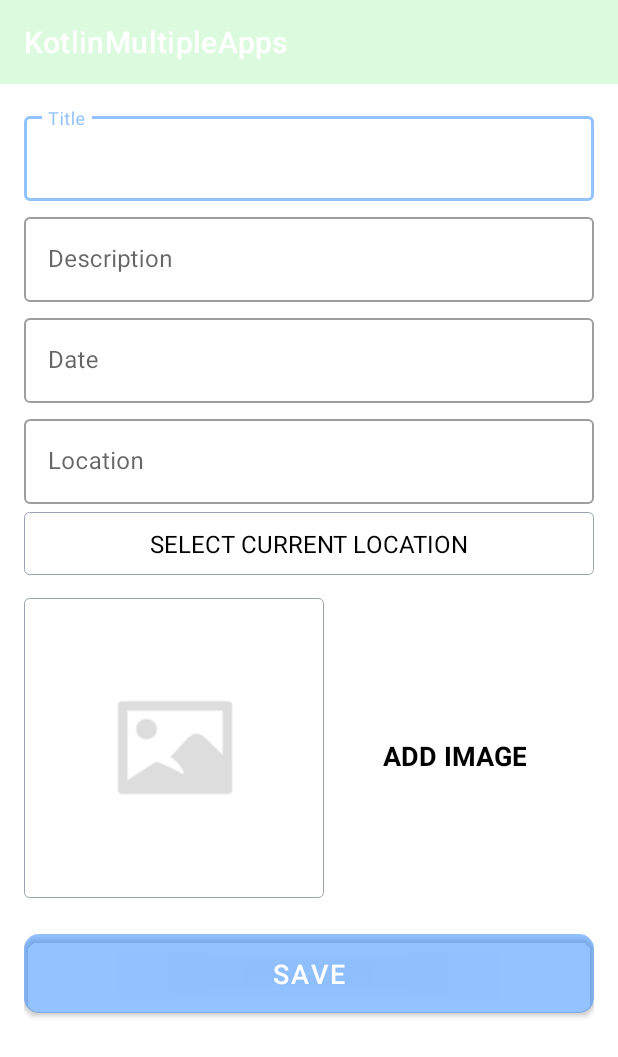
After one commit to toddlockwood/KotlinMultipleApps, an Android app: the AddHappyPlaceActivity screen opened directly, with no data from a screen before it, on a phone screen of 412 x 824 dp. The commit adds this screen. Shown: the top 1057 px of the screen. Run offline under Robolectric (Android 15) with nearby library versions, the phone set to English and light mode, and no system bars.

Commit message:
HappyPlacesApp added

```diff
--- a/app/build.gradle
+++ b/app/build.gradle
@@ -28,7 +28,13 @@ dependencies {
     implementation "org.jetbrains.kotlin:kotlin-stdlib:$kotlin_version"
     implementation 'androidx.core:core-ktx:1.3.0'
     implementation 'androidx.appcompat:appcompat:1.1.0'
+    implementation 'com.karumi:dexter:6.0.1'
+    implementation 'com.squareup.retrofit2:retrofit:2.6.2'
+    implementation 'com.squareup.retrofit:converter-gson:2.0.0-beta2'
     implementation 'androidx.constraintlayout:constraintlayout:1.1.3'
+    implementation 'de.hdodenhof:circleimageview:3.0.1'
+    implementation 'com.google.android.libraries.places:places:2.3.0'
+    implementation 'com.google.android.gms:play-services-location:17.0.0'
     testImplementation 'junit:junit:4.12'
     implementation 'com.google.android.material:material:1.1.0'
     androidTestImplementation 'androidx.test.ext:junit:1.1.1'
--- a/app/src/main/AndroidManifest.xml
+++ b/app/src/main/AndroidManifest.xml
@@ -12,7 +12,9 @@
         android:roundIcon="@mipmap/ic_launcher_round"
         android:supportsRtl="true"
         android:theme="@style/AppTheme">
-        <activity android:name=".WorkoutApp.HistoryActivity"></activity>
+        <activity android:name=".HappyPlacesApp.AddHappyPlaceActivity"></activity>
+        <activity android:name=".HappyPlacesApp.HappyPlacesApp" />
+        <activity android:name=".WorkoutApp.HistoryActivity" />
         <activity android:name=".WorkoutApp.BMIActivity" />
         <activity android:name=".WorkoutApp.FinishActivity" />
         <activity android:name=".WorkoutApp.ExerciseActivity" />
--- /dev/null
+++ b/app/src/main/java/sde/com/kotlinmultipleapps/HappyPlacesApp/AddHappyPlaceActivity.kt
@@ -0,0 +1,18 @@
+package sde.com.kotlinmultipleapps.HappyPlacesApp
+
+import androidx.appcompat.app.AppCompatActivity
+import android.os.Bundle
+import kotlinx.android.synthetic.main.activity_add_happy_place.*
+import sde.com.kotlinmultipleapps.R
+
+class AddHappyPlaceActivity : AppCompatActivity() {
+    override fun onCreate(savedInstanceState: Bundle?) {
+        super.onCreate(savedInstanceState)
+        setContentView(R.layout.activity_add_happy_place)
+        setSupportActionBar(toolbar_add_place)
+
+        toolbar_add_place.setNavigationOnClickListener {
+
+        }
+    }
+}
--- a/app/src/main/java/sde/com/kotlinmultipleapps/MainActivity.kt
+++ b/app/src/main/java/sde/com/kotlinmultipleapps/MainActivity.kt
@@ -7,6 +7,7 @@ import android.view.View
 import kotlinx.android.synthetic.main.activity_main.*
 import sde.com.kotlinmultipleapps.CalcAgeApp.CalcAgeApp
 import sde.com.kotlinmultipleapps.CalcApp.CalcApp
+import sde.com.kotlinmultipleapps.HappyPlacesApp.HappyPlacesApp
 import sde.com.kotlinmultipleapps.PaintApp.PaintActivity
 import sde.com.kotlinmultipleapps.QuizApp.QuizApp
 import sde.com.kotlinmultipleapps.WorkoutApp.WorkoutApp
@@ -42,6 +43,11 @@ class MainActivity : AppCompatActivity() {
             val intent = Intent(this, WorkoutApp::class.java)
             startActivity(intent)
         }
+
+        btnHappyPlApp.setOnClickListener {
+            val intent = Intent(this, HappyPlacesApp::class.java)
+            startActivity(intent)
+        }
     }
 
 }
--- /dev/null
+++ b/app/src/main/res/drawable/shape_button_rounded.xml
@@ -0,0 +1,8 @@
+<?xml version="1.0" encoding="utf-8"?>
+<!--All the values used are defined in the constant files.-->
+<shape xmlns:android="http://schemas.android.com/apk/res/android"
+    android:shape="rectangle">
+    <solid android:color="@color/button_background_color" />
+
+    <corners android:radius="@dimen/button_radius" />
+</shape>
--- /dev/null
+++ b/app/src/main/res/drawable/shape_image_view_border.xml
@@ -0,0 +1,13 @@
+<?xml version="1.0" encoding="utf-8"?>
+<!--All the values used are defined in the constant files.-->
+<shape xmlns:android="http://schemas.android.com/apk/res/android"
+    android:shape="rectangle">
+
+    <stroke
+        android:width="@dimen/image_border_stroke_size"
+        android:color="@color/secondary_text_color" />
+
+    <solid android:color="@color/white_color" />
+
+    <corners android:radius="@dimen/add_place_image_shape_radius" />
+</shape>
--- /dev/null
+++ b/app/src/main/res/layout/activity_add_happy_place.xml
@@ -0,0 +1,187 @@
+<?xml version="1.0" encoding="utf-8"?>
+<androidx.constraintlayout.widget.ConstraintLayout xmlns:android="http://schemas.android.com/apk/res/android"
+    xmlns:app="http://schemas.android.com/apk/res-auto"
+    xmlns:tools="http://schemas.android.com/tools"
+    android:layout_width="match_parent"
+    android:layout_height="match_parent"
+    tools:context=".HappyPlacesApp.AddHappyPlaceActivity">
+
+    <androidx.appcompat.widget.Toolbar
+        android:id="@+id/toolbar_add_place"
+        android:layout_width="match_parent"
+        android:layout_height="?attr/actionBarSize"
+        android:background="@color/colorPrimary"
+        android:theme="@style/CustomToolbarStyle"
+        app:layout_constraintEnd_toEndOf="parent"
+        app:layout_constraintStart_toStartOf="parent"
+        app:layout_constraintTop_toTopOf="parent" />
+
+    <ScrollView
+        android:id="@+id/sv_main"
+        android:layout_width="match_parent"
+        android:layout_height="0dp"
+        android:fillViewport="true"
+        app:layout_constraintBottom_toBottomOf="parent"
+        app:layout_constraintEnd_toEndOf="parent"
+        app:layout_constraintStart_toStartOf="parent"
+        app:layout_constraintTop_toBottomOf="@id/toolbar_add_place">
+
+        <androidx.constraintlayout.widget.ConstraintLayout
+            android:layout_width="match_parent"
+            android:layout_height="wrap_content"
+            android:padding="@dimen/main_content_padding">
+
+            <com.google.android.material.textfield.TextInputLayout
+                android:id="@+id/til_title"
+                style="@style/Widget.MaterialComponents.TextInputLayout.OutlinedBox"
+                android:layout_width="match_parent"
+                android:layout_height="wrap_content"
+                app:layout_constraintEnd_toEndOf="parent"
+                app:layout_constraintStart_toStartOf="parent"
+                app:layout_constraintTop_toTopOf="parent">
+
+                <androidx.appcompat.widget.AppCompatEditText
+                    android:id="@+id/et_title"
+                    android:layout_width="match_parent"
+                    android:layout_height="wrap_content"
+                    android:hint="@string/edit_text_hint_title"
+                    android:inputType="textCapWords"
+                    android:textColor="@color/primary_text_color"
+                    android:textColorHint="@color/secondary_text_color"
+                    android:textSize="@dimen/edit_text_text_size" />
+            </com.google.android.material.textfield.TextInputLayout>
+
+            <com.google.android.material.textfield.TextInputLayout
+                android:id="@+id/til_description"
+                style="@style/Widget.MaterialComponents.TextInputLayout.OutlinedBox"
+                android:layout_width="match_parent"
+                android:layout_height="wrap_content"
+                android:layout_marginTop="@dimen/add_screen_til_marginTop"
+                app:layout_constraintEnd_toEndOf="parent"
+                app:layout_constraintStart_toStartOf="parent"
+                app:layout_constraintTop_toBottomOf="@+id/til_title">
+
+                <androidx.appcompat.widget.AppCompatEditText
+                    android:id="@+id/et_description"
+                    android:layout_width="match_parent"
+                    android:layout_height="wrap_content"
+                    android:hint="@string/edit_text_hint_description"
+                    android:inputType="textCapSentences"
+                    android:textColor="@color/primary_text_color"
+                    android:textColorHint="@color/secondary_text_color"
+                    android:textSize="@dimen/edit_text_text_size" />
+            </com.google.android.material.textfield.TextInputLayout>
+
+            <com.google.android.material.textfield.TextInputLayout
+                android:id="@+id/til_date"
+                style="@style/Widget.MaterialComponents.TextInputLayout.OutlinedBox"
+                android:layout_width="match_parent"
+                android:layout_height="wrap_content"
+                android:layout_marginTop="@dimen/add_screen_til_marginTop"
+                app:layout_constraintEnd_toEndOf="parent"
+                app:layout_constraintStart_toStartOf="parent"
+                app:layout_constraintTop_toBottomOf="@+id/til_description">
+
+                <androidx.appcompat.widget.AppCompatEditText
+                    android:id="@+id/et_date"
+                    android:layout_width="match_parent"
+                    android:layout_height="wrap_content"
+                    android:focusable="false"
+                    android:focusableInTouchMode="false"
+                    android:hint="@string/edit_text_hint_date"
+                    android:inputType="text"
+                    android:textColor="@color/primary_text_color"
+                    android:textColorHint="@color/secondary_text_color"
+                    android:textSize="@dimen/edit_text_text_size" />
+            </com.google.android.material.textfield.TextInputLayout>
+
+            <com.google.android.material.textfield.TextInputLayout
+                android:id="@+id/til_location"
+                style="@style/Widget.MaterialComponents.TextInputLayout.OutlinedBox"
+                android:layout_width="match_parent"
+                android:layout_height="wrap_content"
+                android:layout_marginTop="@dimen/add_screen_til_marginTop"
+                app:layout_constraintEnd_toEndOf="parent"
+                app:layout_constraintStart_toStartOf="parent"
+                app:layout_constraintTop_toBottomOf="@+id/til_date">
+
+                <androidx.appcompat.widget.AppCompatEditText
+                    android:id="@+id/et_location"
+                    android:layout_width="match_parent"
+                    android:layout_height="wrap_content"
+                    android:focusable="false"
+                    android:focusableInTouchMode="false"
+                    android:hint="@string/edit_text_hint_location"
+                    android:inputType="text"
+                    android:textColor="@color/primary_text_color"
+                    android:textColorHint="@color/secondary_text_color"
+                    android:textSize="@dimen/edit_text_text_size" />
+            </com.google.android.material.textfield.TextInputLayout>
+
+            <TextView
+                android:id="@+id/tv_select_current_location"
+                android:layout_width="match_parent"
+                android:layout_height="wrap_content"
+                android:layout_marginTop="@dimen/add_place_select_current_location_marginTop"
+                android:background="@drawable/shape_image_view_border"
+                android:foreground="?attr/selectableItemBackground"
+                android:gravity="center"
+                android:padding="@dimen/add_place_select_current_location_padding"
+                android:text="@string/add_place_select_current_location_text"
+                android:textColor="@color/colorAccent"
+                android:textSize="@dimen/add_place_select_current_location_textsize"
+                app:layout_constraintEnd_toEndOf="parent"
+                app:layout_constraintStart_toStartOf="parent"
+                app:layout_constraintTop_toBottomOf="@+id/til_location" />
+
+            <androidx.appcompat.widget.AppCompatImageView
+                android:id="@+id/iv_place_image"
+                android:layout_width="@dimen/add_screen_place_image_size"
+                android:layout_height="@dimen/add_screen_place_image_size"
+                android:layout_marginTop="@dimen/add_screen_place_image_marginTop"
+                android:background="@drawable/shape_image_view_border"
+                android:padding="@dimen/add_screen_place_image_padding"
+                android:scaleType="centerCrop"
+                android:src="@drawable/add_screen_image_placeholder"
+                app:layout_constraintEnd_toEndOf="parent"
+                app:layout_constraintHorizontal_bias="0.0"
+                app:layout_constraintStart_toStartOf="parent"
+                app:layout_constraintTop_toBottomOf="@+id/tv_select_current_location" />
+
+            <TextView
+                android:id="@+id/tv_add_image"
+                android:layout_width="wrap_content"
+                android:layout_height="wrap_content"
+                android:layout_marginTop="@dimen/add_screen_text_add_image_marginTop"
+                android:background="?attr/selectableItemBackground"
+                android:gravity="center"
+                android:padding="@dimen/add_screen_text_add_image_padding"
+                android:text="@string/text_add_image"
+                android:textColor="@color/colorAccent"
+                android:textSize="@dimen/add_screen_text_add_image_textSize"
+                android:textStyle="bold"
+                app:layout_constraintBottom_toTopOf="@+id/btn_save"
+                app:layout_constraintEnd_toEndOf="parent"
+                app:layout_constraintHorizontal_bias="0.45"
+                app:layout_constraintStart_toEndOf="@+id/iv_place_image"
+                app:layout_constraintTop_toBottomOf="@+id/tv_select_current_location"
+                app:layout_constraintVertical_bias="0.019" />
+            <Button
+                android:id="@+id/btn_save"
+                android:layout_width="match_parent"
+                android:layout_height="wrap_content"
+                android:layout_gravity="center"
+                android:layout_marginTop="@dimen/add_screen_btn_save_marginTop"
+                android:background="@drawable/shape_button_rounded"
+                android:gravity="center"
+                android:paddingTop="@dimen/add_screen_btn_save_paddingTopBottom"
+                android:paddingBottom="@dimen/add_screen_btn_save_paddingTopBottom"
+                android:text="@string/btn_text_save"
+                android:textColor="@color/white_color"
+                android:textSize="@dimen/btn_text_size"
+                app:layout_constraintEnd_toEndOf="parent"
+                app:layout_constraintStart_toStartOf="parent"
+                app:layout_constraintTop_toBottomOf="@+id/iv_place_image" />
+        </androidx.constraintlayout.widget.ConstraintLayout>
+    </ScrollView>
+</androidx.constraintlayout.widget.ConstraintLayout>
--- a/app/src/main/res/values/colors.xml
+++ b/app/src/main/res/values/colors.xml
@@ -13,4 +13,17 @@
     <color name="lollipop"> #35a79c</color>
     <color name="random">#A349B1</color>
     <color name="white">#FFFFFF</color>
+
+    <color name="main_screen_content_background_color">#EFEFEF</color>
+    <color name="divider_background">#e0e0e0</color>
+
+    <color name="primary_text_color">#212121</color>
+    <color name="secondary_text_color">#9AA2AF</color>
+    <color name="white_color">#FFFFFF</color>
+    <color name="button_background_color">#63ace5</color>
+
+    <color name="circular_image_border_color">#757575</color>
+    <color name="item_happy_place_description_text_color">#606060</color>
+
+    <color name="detail_screen_description_text_color">#757575</color>
 </resources>
--- a/app/src/main/res/values/dimens.xml
+++ b/app/src/main/res/values/dimens.xml
@@ -1,3 +1,62 @@
 <resources>
     <dimen name="main_screen_main_layout_padding">5dp</dimen>
+    <dimen name="fab_margin">16dp</dimen>
+
+    <dimen name="main_content_padding">16dp</dimen>
+    <dimen name="edit_text_text_size">16sp</dimen>
+    <dimen name="add_screen_til_marginTop">5dp</dimen>
+    <dimen name="add_screen_place_image_size">200dp</dimen>
+    <dimen name="add_screen_place_image_marginTop">15dp</dimen>
+    <dimen name="add_screen_place_image_padding">2dp</dimen>
+    <dimen name="add_screen_text_add_image_marginTop">96dp</dimen>
+    <dimen name="add_screen_text_add_image_padding">10dp</dimen>
+    <dimen name="add_screen_text_add_image_textSize">18sp</dimen>
+    <dimen name="add_screen_btn_save_marginTop">24dp</dimen>
+    <dimen name="add_screen_btn_save_paddingTopBottom">8dp</dimen>
+    <dimen name="btn_text_size">18sp</dimen>
+    <dimen name="image_border_stroke_size">0.5dp</dimen>
+    <dimen name="add_place_image_shape_radius">3dp</dimen>
+    <dimen name="button_radius">10dp</dimen>
+    <dimen name="no_records_available_text_size">16sp</dimen>
+
+    <dimen name="main_screen_content_padding">16dp</dimen>
+    <dimen name="card_view_marginStartEnd">5dp</dimen>
+    <dimen name="card_view_marginTop">16dp</dimen>
+    <dimen name="card_view_corner_radius">8dp</dimen>
+    <dimen name="card_view_elevation">5dp</dimen>
+    <dimen name="card_view_content_padding">10dp</dimen>
+    <dimen name="identification_image_size">50dp</dimen>
+    <dimen name="identification_image_marginEnd">10dp</dimen>
+    <dimen name="label_text_size">18sp</dimen>
+    <dimen name="value_text_size">16sp</dimen>
+    <dimen name="sunset_marginStart">10dp</dimen>
+    <dimen name="sunrise_marginTop">10dp</dimen>
+    <dimen name="divider_height">1dp</dimen>
+    <dimen name="divider_margin">16dp</dimen>
+
+    <dimen name="item_happy_place_cv_main_marginStartEnd">8dp</dimen>
+    <dimen name="item_happy_place_cv_corner_radius">3dp</dimen>
+    <dimen name="item_happy_place_cv_elevation">3dp</dimen>
+    <dimen name="item_happy_places_content_padding">5dp</dimen>
+    <dimen name="item_happy_place_circular_image_size">70dp</dimen>
+    <dimen name="item_happy_place_ll_marginStart">10dp</dimen>
+    <dimen name="item_happy_place_ll_marginEnd">2dp</dimen>
+    <dimen name="item_happy_place_title_textSize">16sp</dimen>
+    <dimen name="item_happy_place_description_textSize">14sp</dimen>
+
+    <dimen name="detail_screen_image_height_size">250dp</dimen>
+    <dimen name="detail_screen_description_margin">8dp</dimen>
+    <dimen name="detail_screen_description_text_size">16sp</dimen>
+    <dimen name="detail_screen_location_marginStartEnd">8dp</dimen>
+    <dimen name="detail_screen_location_marginTop">16dp</dimen>
+    <dimen name="detail_screen_location_text_size">18sp</dimen>
+
+    <dimen name="detail_screen_btn_view_on_map_marginStartEnd">8dp</dimen>
+    <dimen name="detail_screen_btn_view_on_map_marginTop">16dp</dimen>
+    <dimen name="detail_screen_btn_view_on_map_PaddingTopBottom">8dp</dimen>
+    <dimen name="detail_screen_btn_view_on_map_text_size">18sp</dimen>
+
+    <dimen name="add_place_select_current_location_marginTop">5dp</dimen>
+    <dimen name="add_place_select_current_location_padding">10dp</dimen>
+    <dimen name="add_place_select_current_location_textsize">16sp</dimen>
 </resources>
--- a/app/src/main/res/values/strings.xml
+++ b/app/src/main/res/values/strings.xml
@@ -12,4 +12,23 @@
     <string name="paintapp">PaintApp</string>
     <string name="workoutapp">WorkoutApp</string>
     <string name="image">image</string>
+    <string name="edit_text_hint_title">Title</string>
+    <string name="edit_text_hint_description">Description</string>
+    <string name="edit_text_hint_date">Date</string>
+    <string name="edit_text_hint_location">Location</string>
+    <string name="text_add_image">ADD IMAGE</string>
+    <string name="btn_text_save">SAVE</string>
+
+
+    <string name="image_contentDescription">image</string>
+    <string name="miles_per_hour">miles/hour</string>
+
+    <string name="action_refresh">Refresh</string>\
+
+    <string name="note_text_no_happy_places_found_yet_kindly_add_one">No Happy Places Found Yet. Kindly add one.</string>
+    <string name="image_content_description">image</string>
+
+    <string name="btn_text_view_on_map">VIEW ON MAP</string>
+    <string name="add_place_select_current_location_text">SELECT CURRENT LOCATION</string>
+    <string name="happyplacesapp">HappyPlacesApp</string>
 </resources>
--- a/app/src/main/res/values/styles.xml
+++ b/app/src/main/res/values/styles.xml
@@ -1,4 +1,4 @@
-<resources>
+<resources xmlns:tools="http://schemas.android.com/tools">
     <!-- Base application theme. -->
     <style name="AppTheme" parent="Theme.MaterialComponents.Light.NoActionBar">
         <!-- Customize your theme here. -->
@@ -6,5 +6,12 @@
         <item name="colorPrimaryDark">#000000</item>
         <item name="colorAccent">#FFFFFF</item>
     </style>
+    <style name="CustomNoActionBarTheme" parent="@style/Theme.AppCompat.Light.NoActionBar">
+        <item name="android:statusBarColor" tools:targetApi="lollipop">@color/colorPrimaryDark</item>
+    </style>
 
+    <style name="CustomToolbarStyle">
+        <item name="android:textColorPrimary">#FFFFFF</item>
+        <item name="android:colorControlNormal">#FFFFFF</item>
+    </style>
 </resources>
```
Also changed, not shown: app/src/main/java/sde/com/kotlinmultipleapps/HappyPlacesApp/HappyPlacesApp.kt (added, +20 -0 lines), app/src/main/res/drawable/ic_action_add_24dp.xml (added, +17 -0 lines), app/src/main/res/drawable/ic_delete_white_24dp.xml (added, +10 -0 lines), app/src/main/res/drawable/ic_edit_white_24dp.xml (added, +10 -0 lines), app/src/main/res/layout/activity_happy_places_app.xml (added, +34 -0 lines), app/src/main/res/layout/activity_main.xml (+10 -0 lines), app/src/main/res/layout/item_happy_place.xml (added, +64 -0 lines), app/src/main/res/drawable/add_screen_image_placeholder.png (added), app/src/main/res/drawable/detail_screen_image_placeholder.png (added).
